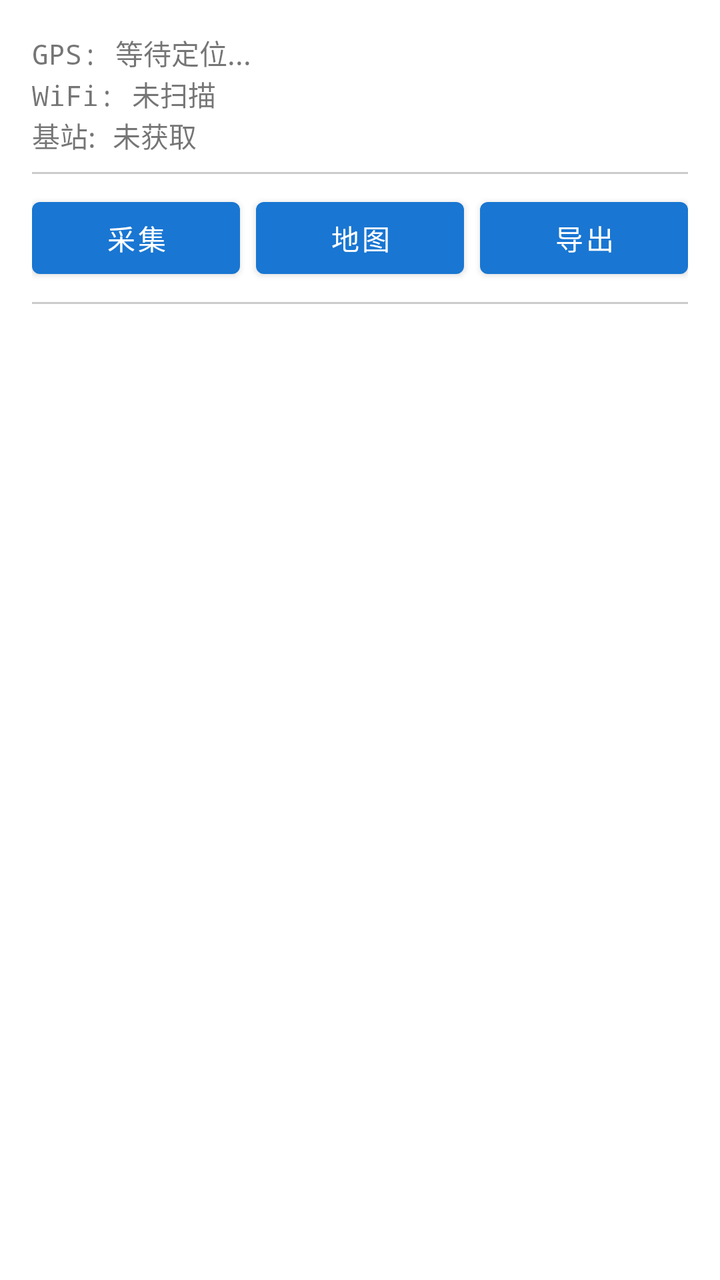
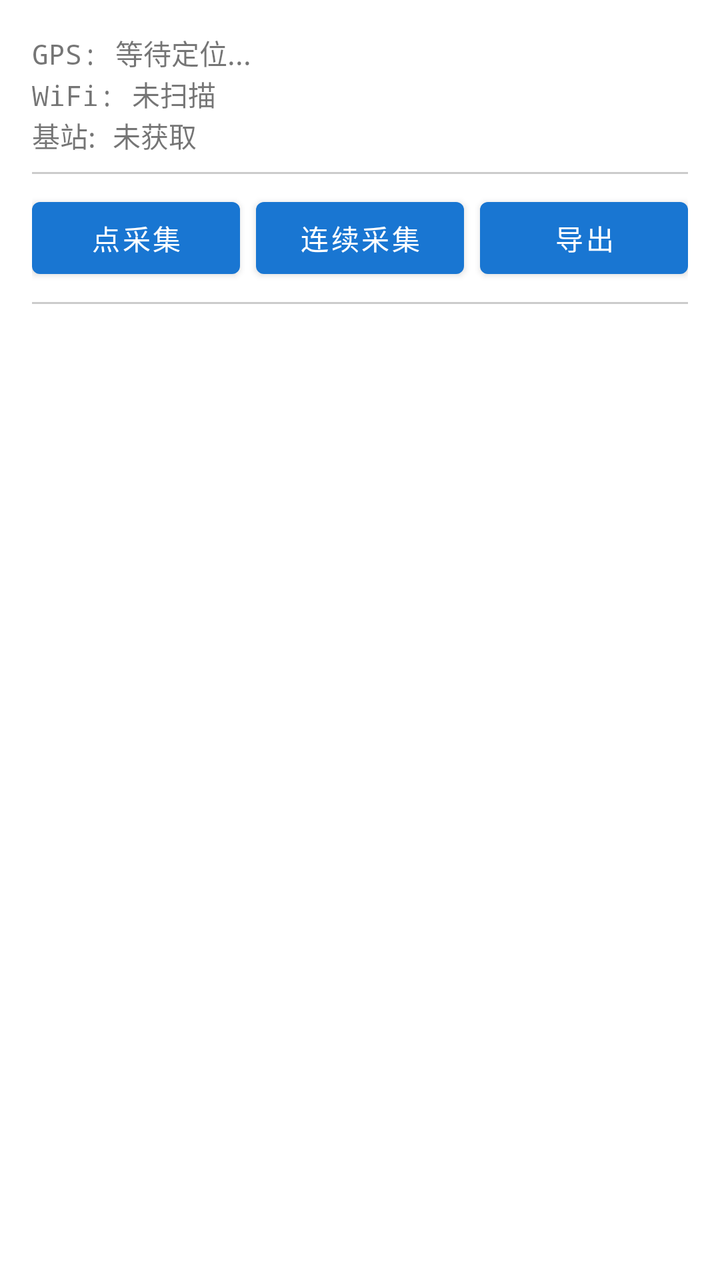

The first picture is an Android layout as it rendered before a commit; the second is the same layout after the commit. The layout source and the unified diff follow.
<!-- AndroidManifest.xml: application theme Theme.MelosCollector -->
<!-- res/layout/activity_main.xml -->
<?xml version="1.0" encoding="utf-8"?>
<LinearLayout xmlns:android="http://schemas.android.com/apk/res/android"
    android:layout_width="match_parent"
    android:layout_height="match_parent"
    android:orientation="vertical"
    android:padding="16dp">

    
    <TextView
        android:id="@+id/tvGps"
        android:layout_width="match_parent"
        android:layout_height="wrap_content"
        android:text="GPS: 等待定位..."
        android:textSize="14sp"
        android:fontFamily="monospace" />

    <TextView
        android:id="@+id/tvWifi"
        android:layout_width="match_parent"
        android:layout_height="wrap_content"
        android:text="WiFi: 未扫描"
        android:textSize="14sp"
        android:fontFamily="monospace" />

    <TextView
        android:id="@+id/tvCell"
        android:layout_width="match_parent"
        android:layout_height="wrap_content"
        android:text="基站: 未获取"
        android:textSize="14sp"
        android:fontFamily="monospace" />

    <View
        android:layout_width="match_parent"
        android:layout_height="1dp"
        android:layout_marginVertical="8dp"
        android:background="#CCCCCC" />

    
    <LinearLayout
        android:layout_width="match_parent"
        android:layout_height="wrap_content"
        android:orientation="horizontal">

        <Button
            android:id="@+id/btnCapture"
            android:layout_width="0dp"
            android:layout_height="wrap_content"
            android:layout_weight="1"
            android:text="采集"
            android:layout_marginEnd="4dp" />

        <Button
            android:id="@+id/btnMap"
            android:layout_width="0dp"
            android:layout_height="wrap_content"
            android:layout_weight="1"
            android:text="地图"
            android:layout_marginHorizontal="4dp" />

        <Button
            android:id="@+id/btnExport"
            android:layout_width="0dp"
            android:layout_height="wrap_content"
            android:layout_weight="1"
            android:text="导出"
            android:layout_marginStart="4dp" />
    </LinearLayout>

    <View
        android:layout_width="match_parent"
        android:layout_height="1dp"
        android:layout_marginVertical="8dp"
        android:background="#CCCCCC" />

    
    <ListView
        android:id="@+id/lvCaptures"
        android:layout_width="match_parent"
        android:layout_height="0dp"
        android:layout_weight="1"
        android:divider="#E0E0E0"
        android:dividerHeight="1dp" />

</LinearLayout>
<!-- resources referenced by this layout -->
<resources>
  <style name="Theme.MelosCollector" parent="Theme.MaterialComponents.Light.DarkActionBar">
          <item name="colorPrimary">#1976D2</item>
          <item name="colorPrimaryDark">#1565C0</item>
          <item name="colorAccent">#42A5F5</item>
      </style>
</resources>

<!-- the commit's change to res/layout/activity_main.xml (unified diff, before → after) -->
@@ -47,15 +47,15 @@
             android:layout_width="0dp"
             android:layout_height="wrap_content"
             android:layout_weight="1"
-            android:text="采集"
+            android:text="点采集"
             android:layout_marginEnd="4dp" />
 
         <Button
-            android:id="@+id/btnMap"
+            android:id="@+id/btnContinuous"
             android:layout_width="0dp"
             android:layout_height="wrap_content"
             android:layout_weight="1"
-            android:text="地图"
+            android:text="连续采集"
             android:layout_marginHorizontal="4dp" />
 
         <Button
